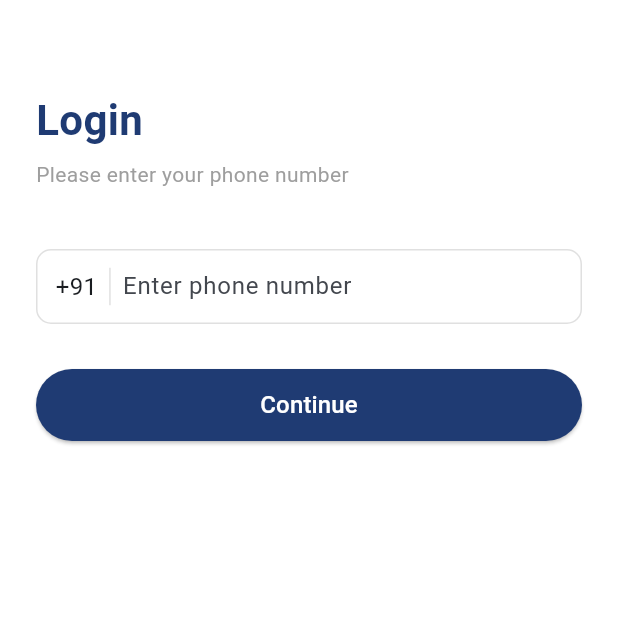
After one commit to JaskaranSaini05/Civic_Bridge-App, a Flutter app: the screen it shows after launch, after a tap on "Continue with Phone Number", on a phone screen of 412 x 824 dp, the top half of it. The commit adds this screen. Run offline on Flutter 3.47's test engine with Material 3 defaults, Android fonts, the phone set to English and light mode, and no system bars.

Commit message:
Added welcome, phone login, and email login screens

```diff
--- /dev/null
+++ b/lib/screens/login_phone_screen.dart
@@ -0,0 +1,84 @@
+import 'package:flutter/material.dart';
+
+class LoginPhoneScreen extends StatelessWidget {
+  const LoginPhoneScreen({super.key});
+
+  @override
+  Widget build(BuildContext context) {
+    return Scaffold(
+      backgroundColor: Colors.white,
+      body: Padding(
+        padding: const EdgeInsets.symmetric(horizontal: 24),
+        child: Column(
+          crossAxisAlignment: CrossAxisAlignment.start,
+          children: [
+            const SizedBox(height: 60),
+            const Text(
+              "Login",
+              style: TextStyle(
+                fontSize: 28,
+                fontWeight: FontWeight.bold,
+                color: Color(0xFF1F3B73),
+              ),
+            ),
+            const SizedBox(height: 6),
+            const Text(
+              "Please enter your phone number",
+              style: TextStyle(fontSize: 14, color: Colors.grey),
+            ),
+            const SizedBox(height: 40),
+            Container(
+              padding: const EdgeInsets.symmetric(horizontal: 12),
+              decoration: BoxDecoration(
+                borderRadius: BorderRadius.circular(10),
+                border: Border.all(color: Colors.grey.shade300),
+              ),
+              child: Row(
+                children: [
+                  const Text(
+                    "+91",
+                    style: TextStyle(fontSize: 16),
+                  ),
+                  const SizedBox(width: 8),
+                  Container(
+                    height: 25,
+                    width: 1,
+                    color: Colors.grey.shade300,
+                  ),
+                  const SizedBox(width: 8),
+                  const Expanded(
+                    child: TextField(
+                      keyboardType: TextInputType.phone,
+                      decoration: InputDecoration(
+                        hintText: "Enter phone number",
+                        border: InputBorder.none,
+                      ),
+                    ),
+                  ),
+                ],
+              ),
+            ),
+            const SizedBox(height: 30),
+            SizedBox(
+              width: double.infinity,
+              height: 48,
+              child: ElevatedButton(
+                style: ElevatedButton.styleFrom(
+                  backgroundColor: Color(0xFF1F3B73),
+                  shape: RoundedRectangleBorder(
+                    borderRadius: BorderRadius.circular(25),
+                  ),
+                ),
+                onPressed: () {},
+                child: const Text(
+                  "Continue",
+                  style: TextStyle(fontSize: 16, color: Colors.white),
+                ),
+              ),
+            ),
+          ],
+        ),
+      ),
+    );
+  }
+}
--- a/lib/screens/welcome_screen.dart
+++ b/lib/screens/welcome_screen.dart
@@ -1,4 +1,6 @@
 import 'package:flutter/material.dart';
+import 'login_phone_screen.dart';
+import 'login_email_screen.dart';
 
 class WelcomeScreen extends StatelessWidget {
   const WelcomeScreen({super.key});
@@ -13,16 +15,13 @@ class WelcomeScreen extends StatelessWidget {
           mainAxisAlignment: MainAxisAlignment.center,
           children: [
             const SizedBox(height: 40),
-
             Center(
               child: Image.asset(
                 "assets/logo.png",
                 height: 160,
               ),
             ),
-
             const SizedBox(height: 40),
-
             Text(
               "Welcome to CivicBridge",
               style: TextStyle(
@@ -32,9 +31,7 @@ class WelcomeScreen extends StatelessWidget {
               ),
               textAlign: TextAlign.center,
             ),
-
             const SizedBox(height: 6),
-
             Text(
               "Report. Resolve. Rebuild — Together",
               style: TextStyle(
@@ -43,20 +40,25 @@ class WelcomeScreen extends StatelessWidget {
               ),
               textAlign: TextAlign.center,
             ),
-
             const SizedBox(height: 40),
-
-            Container(
+            GestureDetector(
+              onTap: () {
+                Navigator.push(
+                  context,
+                  MaterialPageRoute(builder: (context) => const LoginPhoneScreen()),
+                );
+              },
+              child: Container(
                 width: double.infinity,
                 height: 55,
                 decoration: BoxDecoration(
                   color: const Color(0xFF4CAF50),
                   borderRadius: BorderRadius.circular(14),
                 ),
-              child: Center(
+                child: const Center(
                   child: Text(
                     "Continue with Phone Number",
-                  style: const TextStyle(
+                    style: TextStyle(
                       fontSize: 16,
                       color: Colors.white,
                       fontWeight: FontWeight.w600,
@@ -64,23 +66,30 @@ class WelcomeScreen extends StatelessWidget {
                   ),
                 ),
               ),
-
+            ),
             const SizedBox(height: 18),
-
-            Container(
+            GestureDetector(
+              onTap: () {
+                Navigator.push(
+                  context,
+                  MaterialPageRoute(builder: (context) => const LoginEmailScreen()),
+                );
+              },
+              child: Container(
                 width: double.infinity,
                 height: 55,
                 decoration: BoxDecoration(
                   color: const Color(0xFF0D47A1),
                   borderRadius: BorderRadius.circular(14),
                 ),
-              child: Center(
+                child: const Center(
                   child: Text(
                     "Continue with Email",
-                  style: const TextStyle(
+                    style: TextStyle(
                       fontSize: 16,
                       color: Colors.white,
                       fontWeight: FontWeight.w600,
+                    ),
                   ),
                 ),
               ),
```
Also changed, not shown: lib/screens/login_email_screen.dart (added, +68 -0 lines), 1 other file. Lines whose indentation alone changed are shown as unchanged.
